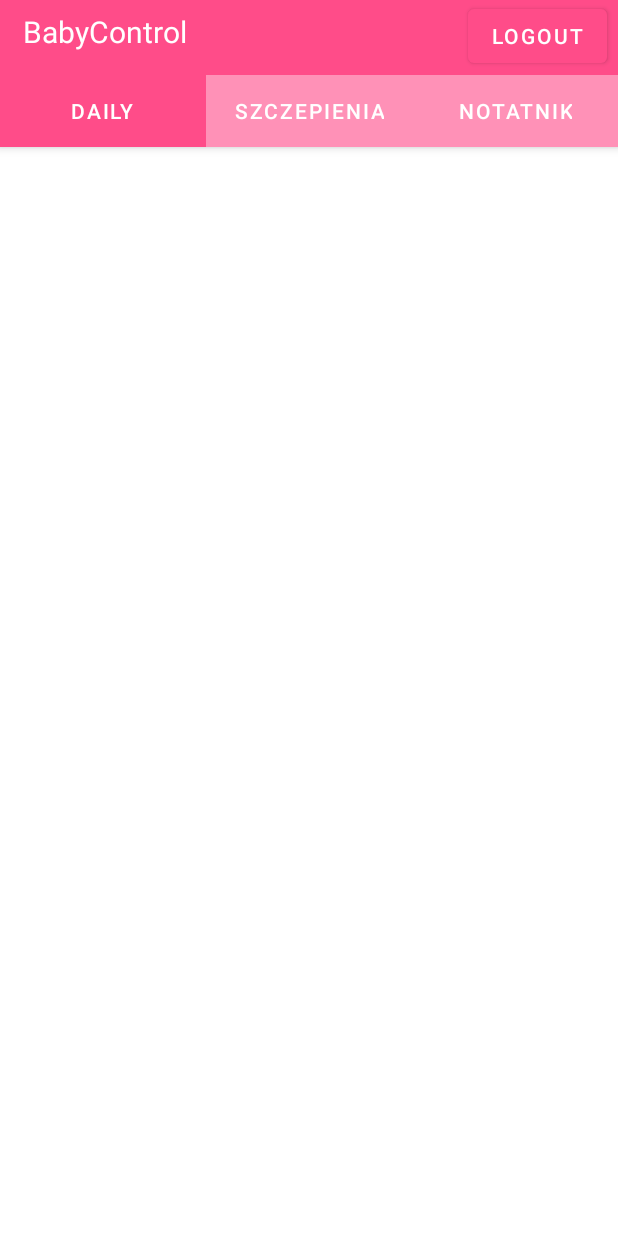
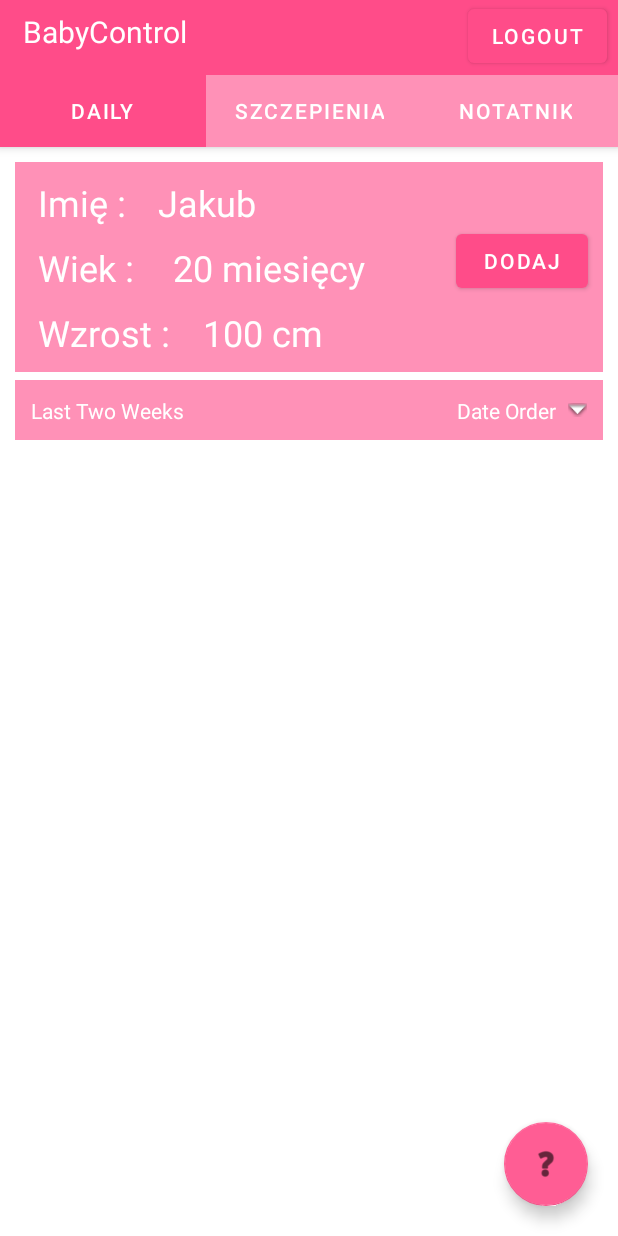
Before and after one commit to tobiaszmateusz/BabyCon, an Android app: the screen it shows after launch (MainActivity), on a phone screen of 412 x 824 dp. Run offline under Robolectric (Android 15) with nearby library versions, the phone set to English and light mode, and no system bars; our stand-ins replace Firebase (no records; nobody signed in at launch, a user with empty details on screens opened directly).

Commit message:
Commit 2
Pkt 1 założeń

```diff
--- a/app/build.gradle
+++ b/app/build.gradle
@@ -40,6 +40,8 @@ dependencies {
     implementation 'com.google.firebase:firebase-auth:20.0.3'
     implementation 'com.google.firebase:firebase-firestore:22.1.1'
     implementation 'com.google.android.gms:play-services-auth:19.0.0'
+    implementation 'androidx.lifecycle:lifecycle-extensions:2.2.0'
+    implementation 'androidx.legacy:legacy-support-v4:1.0.0'
     testImplementation 'junit:junit:4.13.2'
     androidTestImplementation 'androidx.test.ext:junit:1.1.2'
     androidTestImplementation 'androidx.test.espresso:espresso-core:3.3.0'
--- /dev/null
+++ b/app/src/main/java/com/example/babycon/Daily.java
@@ -0,0 +1,96 @@
+package com.example.babycon;
+
+import android.content.Context;
+import android.content.Intent;
+import android.os.Bundle;
+
+import androidx.annotation.Nullable;
+import androidx.fragment.app.Fragment;
+import androidx.recyclerview.widget.LinearLayoutManager;
+import androidx.recyclerview.widget.RecyclerView;
+
+import android.view.LayoutInflater;
+import android.view.View;
+import android.view.ViewGroup;
+import android.widget.ImageView;
+import android.widget.LinearLayout;
+import android.widget.TextView;
+import androidx.viewpager.widget.ViewPager;
+import androidx.appcompat.app.AppCompatActivity;
+import android.view.View;
+
+import com.google.android.material.floatingactionbutton.FloatingActionButton;
+import com.google.android.material.snackbar.Snackbar;
+import com.google.firebase.auth.FirebaseAuth;
+
+
+public class Daily extends Fragment {
+
+    Context mContext;
+    boolean isReverse;
+
+    ImageView mWeekAscOrDesc;
+    TextView mName ;
+    TextView mAge;
+    TextView mHeight;
+    LinearLayout mLinearLayout;
+    RecyclerView mRecyclerView;
+
+    @Override
+    public View onCreateView(LayoutInflater inflater, ViewGroup container,
+                             Bundle savedInstanceState) {
+        // Inflate the layout for this fragment
+        return inflater.inflate(R.layout.fragment_daily, container, false);
+
+    }
+
+    private LinearLayoutManager getReverseManager(){
+        LinearLayoutManager linearLayoutManager = new LinearLayoutManager(mContext);
+        linearLayoutManager.setReverseLayout(true);
+        linearLayoutManager.setStackFromEnd(true);
+        return linearLayoutManager;
+    }
+
+    @Override
+    public void onViewCreated(View view, @Nullable Bundle savedInstanceState) {
+        mWeekAscOrDesc = (ImageView) getView().findViewById(R.id.updownimage);
+        mLinearLayout = (LinearLayout) getView().findViewById(R.id.dateorder);
+        mName = (TextView) getView().findViewById(R.id.imie2);
+        mAge = (TextView) getView().findViewById(R.id.wiek2);
+        mHeight = (TextView) getView().findViewById(R.id.wzrost2);
+
+        mLinearLayout.setOnClickListener(new View.OnClickListener() {
+            @Override
+            public void onClick(View v) {
+                if (isReverse) {
+                    isReverse = false;
+                    mWeekAscOrDesc.setImageResource(android.R.drawable.arrow_up_float);
+                    mRecyclerView.setLayoutManager(new LinearLayoutManager(mContext));
+                } else {
+                    isReverse = true;
+                    mWeekAscOrDesc.setImageResource(android.R.drawable.arrow_down_float);
+                    mRecyclerView.setLayoutManager(getReverseManager());
+                }
+            }
+        });
+
+        FloatingActionButton fab = getView().findViewById(R.id.fab);
+        fab.setOnClickListener(new View.OnClickListener() {
+            @Override
+            public void onClick(View view) {
+                Snackbar.make(view, "Here's a Snackbar", Snackbar.LENGTH_LONG)
+                        .setAction("Action", null).show();
+
+            }
+        });
+
+        setData();
+    }
+
+
+    public void setData() {
+        mName.setText("Jakub");
+        mAge.setText("20 miesięcy");
+        mHeight.setText("100 cm");
+    }
+}
--- /dev/null
+++ b/app/src/main/java/com/example/babycon/Notatki.java
@@ -0,0 +1,64 @@
+package com.example.babycon;
+
+import android.os.Bundle;
+
+import androidx.fragment.app.Fragment;
+
+import android.view.LayoutInflater;
+import android.view.View;
+import android.view.ViewGroup;
+
+/**
+ * A simple {@link Fragment} subclass.
+ * Use the {@link Notatki#newInstance} factory method to
+ * create an instance of this fragment.
+ */
+public class Notatki extends Fragment {
+
+    // TODO: Rename parameter arguments, choose names that match
+    // the fragment initialization parameters, e.g. ARG_ITEM_NUMBER
+    private static final String ARG_PARAM1 = "param1";
+    private static final String ARG_PARAM2 = "param2";
+
+    // TODO: Rename and change types of parameters
+    private String mParam1;
+    private String mParam2;
+
+    public Notatki() {
+        // Required empty public constructor
+    }
+
+    /**
+     * Use this factory method to create a new instance of
+     * this fragment using the provided parameters.
+     *
+     * @param param1 Parameter 1.
+     * @param param2 Parameter 2.
+     * @return A new instance of fragment Notatki.
+     */
+    // TODO: Rename and change types and number of parameters
+    public static Notatki newInstance(String param1, String param2) {
+        Notatki fragment = new Notatki();
+        Bundle args = new Bundle();
+        args.putString(ARG_PARAM1, param1);
+        args.putString(ARG_PARAM2, param2);
+        fragment.setArguments(args);
+        return fragment;
+    }
+
+    @Override
+    public void onCreate(Bundle savedInstanceState) {
+        super.onCreate(savedInstanceState);
+        if (getArguments() != null) {
+            mParam1 = getArguments().getString(ARG_PARAM1);
+            mParam2 = getArguments().getString(ARG_PARAM2);
+        }
+    }
+
+    @Override
+    public View onCreateView(LayoutInflater inflater, ViewGroup container,
+                             Bundle savedInstanceState) {
+        // Inflate the layout for this fragment
+        return inflater.inflate(R.layout.fragment_notatki, container, false);
+    }
+}
--- /dev/null
+++ b/app/src/main/java/com/example/babycon/Szczepienia.java
@@ -0,0 +1,64 @@
+package com.example.babycon;
+
+import android.os.Bundle;
+
+import androidx.fragment.app.Fragment;
+
+import android.view.LayoutInflater;
+import android.view.View;
+import android.view.ViewGroup;
+
+/**
+ * A simple {@link Fragment} subclass.
+ * Use the {@link Szczepienia#newInstance} factory method to
+ * create an instance of this fragment.
+ */
+public class Szczepienia extends Fragment {
+
+    // TODO: Rename parameter arguments, choose names that match
+    // the fragment initialization parameters, e.g. ARG_ITEM_NUMBER
+    private static final String ARG_PARAM1 = "param1";
+    private static final String ARG_PARAM2 = "param2";
+
+    // TODO: Rename and change types of parameters
+    private String mParam1;
+    private String mParam2;
+
+    public Szczepienia() {
+        // Required empty public constructor
+    }
+
+    /**
+     * Use this factory method to create a new instance of
+     * this fragment using the provided parameters.
+     *
+     * @param param1 Parameter 1.
+     * @param param2 Parameter 2.
+     * @return A new instance of fragment Szczepienia.
+     */
+    // TODO: Rename and change types and number of parameters
+    public static Szczepienia newInstance(String param1, String param2) {
+        Szczepienia fragment = new Szczepienia();
+        Bundle args = new Bundle();
+        args.putString(ARG_PARAM1, param1);
+        args.putString(ARG_PARAM2, param2);
+        fragment.setArguments(args);
+        return fragment;
+    }
+
+    @Override
+    public void onCreate(Bundle savedInstanceState) {
+        super.onCreate(savedInstanceState);
+        if (getArguments() != null) {
+            mParam1 = getArguments().getString(ARG_PARAM1);
+            mParam2 = getArguments().getString(ARG_PARAM2);
+        }
+    }
+
+    @Override
+    public View onCreateView(LayoutInflater inflater, ViewGroup container,
+                             Bundle savedInstanceState) {
+        // Inflate the layout for this fragment
+        return inflater.inflate(R.layout.fragment_szczepienia, container, false);
+    }
+}
--- /dev/null
+++ b/app/src/main/java/com/example/babycon/model/BasicModel.java
@@ -0,0 +1,24 @@
+package com.example.babycon.model;
+
+public class BasicModel {
+
+    String name;
+    int age;
+    int height;
+
+    public BasicModel(String name, int age, int height) {
+        this.name = name;
+        this.age = age;
+        this.height = height;
+    }
+
+    public String getname() {
+        return name;
+    }
+
+    public int getAge() {
+        return age;
+    }
+
+    public int getHeight() { return height; }
+}
--- a/app/src/main/java/com/example/babycon/ui/main/SectionsPagerAdapter.java
+++ b/app/src/main/java/com/example/babycon/ui/main/SectionsPagerAdapter.java
@@ -8,7 +8,10 @@ import androidx.fragment.app.Fragment;
 import androidx.fragment.app.FragmentManager;
 import androidx.fragment.app.FragmentPagerAdapter;
 
+import com.example.babycon.Daily;
+import com.example.babycon.Notatki;
 import com.example.babycon.R;
+import com.example.babycon.Szczepienia;
 
 /**
  * A [FragmentPagerAdapter] that returns a fragment corresponding to
@@ -29,8 +32,19 @@ public class SectionsPagerAdapter extends FragmentPagerAdapter {
     public Fragment getItem(int position) {
         // getItem is called to instantiate the fragment for the given page.
         // Return a PlaceholderFragment (defined as a static inner class below).
-        return PlaceholderFragment.newInstance(position + 1);
+        switch (position) {
+            case 0:
+                return new Daily();
+            case 1:
+                return new Szczepienia();
+            case 3:
+                return new Notatki();
+            default:
+                return new PlaceholderFragment();
+        }
     }
+
+
 
     @Nullable
     @Override
--- /dev/null
+++ b/app/src/main/res/drawable/ic_baseline_help_24.xml
@@ -0,0 +1,5 @@
+<vector android:height="24dp" android:tint="#FF91B7"
+    android:viewportHeight="24" android:viewportWidth="24"
+    android:width="24dp" xmlns:android="http://schemas.android.com/apk/res/android">
+    <path android:fillColor="@android:color/white" android:pathData="M12,2C6.48,2 2,6.48 2,12s4.48,10 10,10 10,-4.48 10,-10S17.52,2 12,2zM13,19h-2v-2h2v2zM15.07,11.25l-0.9,0.92C13.45,12.9 13,13.5 13,15h-2v-0.5c0,-1.1 0.45,-2.1 1.17,-2.83l1.24,-1.26c0.37,-0.36 0.59,-0.86 0.59,-1.41 0,-1.1 -0.9,-2 -2,-2s-2,0.9 -2,2L8,9c0,-2.21 1.79,-4 4,-4s4,1.79 4,4c0,0.88 -0.36,1.68 -0.93,2.25z"/>
+</vector>
--- a/app/src/main/res/layout/activity_main.xml
+++ b/app/src/main/res/layout/activity_main.xml
@@ -34,6 +34,7 @@
                 android:layout_height="wrap_content"
                 android:layout_alignParentEnd="true"
                 android:layout_marginEnd="7dp"
+                android:shadowColor="@color/pink4"
                 android:text="Logout" />
         </RelativeLayout>
 
@@ -51,6 +52,10 @@
         android:id="@+id/view_pager"
         android:layout_width="match_parent"
         android:layout_height="match_parent"
-        app:layout_behavior="@string/appbar_scrolling_view_behavior" />
+        app:layout_behavior="@string/appbar_scrolling_view_behavior" >
+
+    </androidx.viewpager.widget.ViewPager>
+
+
 
 </androidx.coordinatorlayout.widget.CoordinatorLayout>
--- /dev/null
+++ b/app/src/main/res/layout/fragment_daily.xml
@@ -0,0 +1,201 @@
+<?xml version="1.0" encoding="utf-8"?>
+<FrameLayout xmlns:android="http://schemas.android.com/apk/res/android"
+    xmlns:tools="http://schemas.android.com/tools"
+    android:layout_width="match_parent"
+    android:layout_height="match_parent"
+    xmlns:app="http://schemas.android.com/apk/res-auto"
+    tools:context=".Daily">
+
+    <RelativeLayout
+        android:id="@+id/dailysteps"
+        android:layout_width="match_parent"
+        android:layout_height="140dp"
+        android:layout_marginLeft="10dp"
+        android:layout_marginTop="10dp"
+        android:layout_marginRight="10dp"
+        android:layout_centerHorizontal="true"
+        android:orientation="horizontal"
+        android:background="@color/pink3"
+        android:weightSum="2">
+
+        <TextView
+            android:id="@+id/imie"
+            android:layout_width="70dp"
+            android:layout_height="wrap_content"
+            android:layout_alignParentLeft="true"
+            android:layout_alignParentTop="true"
+            android:layout_gravity="center_vertical"
+            android:layout_marginLeft="10dp"
+            android:layout_marginTop="5dp"
+            android:layout_weight="0.8"
+            android:gravity=""
+            android:padding="5dp"
+            android:text="Imię : "
+            android:textColor="@color/white"
+            android:textSize="24sp" />
+
+        <TextView
+            android:id="@+id/imie2"
+            android:layout_width="70dp"
+            android:layout_height="wrap_content"
+            android:layout_alignParentTop="true"
+            android:layout_alignParentEnd="true"
+            android:layout_gravity="center_vertical"
+            android:layout_marginStart="10dp"
+            android:layout_marginLeft="10dp"
+            android:layout_marginTop="5dp"
+            android:layout_marginEnd="120dp"
+            android:layout_toEndOf="@+id/imie"
+            android:layout_weight="0.8"
+            android:gravity=""
+            android:padding="5dp"
+            android:text=""
+            android:textColor="@color/white"
+            android:textSize="24sp" />
+
+
+        <TextView
+            android:id="@+id/wiek"
+            android:layout_width="80dp"
+            android:layout_height="wrap_content"
+            android:layout_below="@+id/imie"
+            android:layout_alignParentLeft="true"
+            android:layout_gravity="center_vertical"
+            android:layout_marginLeft="10dp"
+            android:layout_marginTop="0dp"
+            android:layout_weight="0.8"
+            android:gravity=""
+            android:padding="5dp"
+            android:text="Wiek : "
+            android:textColor="@color/white"
+            android:textSize="24sp" />
+
+        <TextView
+            android:id="@+id/wiek2"
+            android:layout_width="70dp"
+            android:layout_height="wrap_content"
+            android:layout_alignParentEnd="true"
+            android:layout_gravity="center_vertical"
+            android:layout_marginStart="10dp"
+            android:layout_below="@id/imie2"
+            android:layout_marginEnd="120dp"
+            android:layout_toEndOf="@+id/wiek"
+            android:layout_weight="0.8"
+            android:gravity=""
+            android:padding="5dp"
+            android:text=""
+            android:textColor="@color/white"
+            android:textSize="24sp" />
+
+        <TextView
+            android:id="@+id/wzrost"
+            android:layout_width="100dp"
+            android:layout_height="wrap_content"
+            android:layout_below="@+id/wiek"
+            android:layout_alignParentStart="true"
+            android:layout_alignParentLeft="true"
+            android:layout_gravity="center_vertical"
+            android:layout_marginLeft="10dp"
+            android:layout_marginTop="0dp"
+            android:layout_weight="0.8"
+            android:gravity=""
+            android:padding="5dp"
+            android:text="Wzrost : "
+            android:textColor="@color/white"
+            android:textSize="24sp" />
+
+        <TextView
+            android:id="@+id/wzrost2"
+            android:layout_width="70dp"
+            android:layout_height="wrap_content"
+            android:layout_alignParentEnd="true"
+            android:layout_gravity="center_vertical"
+            android:layout_marginStart="10dp"
+            android:layout_marginEnd="120dp"
+            android:layout_below="@id/wiek2"
+            android:layout_toEndOf="@+id/wzrost"
+            android:layout_weight="0.8"
+            android:gravity=""
+            android:padding="5dp"
+            android:text=""
+            android:textColor="@color/white"
+            android:textSize="24sp" />
+
+
+        <Button
+            android:id="@+id/button4"
+            android:layout_width="wrap_content"
+            android:layout_height="wrap_content"
+            android:layout_alignParentEnd="true"
+            android:layout_alignParentBottom="true"
+            android:layout_marginEnd="10dp"
+            android:layout_marginBottom="50dp"
+            android:height="20dp"
+            android:text="Dodaj" />
+    </RelativeLayout>
+
+    <RelativeLayout
+        android:id="@+id/representer"
+        android:layout_width="match_parent"
+        android:layout_height="40dp"
+        android:layout_marginLeft="10dp"
+        android:layout_marginRight="10dp"
+        android:layout_marginTop="155dp"
+        android:layout_centerHorizontal="true"
+        android:orientation="horizontal"
+        android:background="@color/pink3"
+        android:weightSum="2">
+
+        <TextView
+            android:id="@+id/last_two"
+            android:layout_width="260dp"
+            android:layout_height="wrap_content"
+            android:layout_margin="5dp"
+            android:layout_weight="1"
+            android:padding="5dp"
+            android:textColor="@color/white"
+            android:text="Last Two Weeks"/>
+
+        <LinearLayout
+            android:id="@+id/dateorder"
+            android:layout_width="match_parent"
+            android:layout_height="wrap_content"
+            android:layout_alignParentRight="true"
+            android:layout_toRightOf="@id/last_two"
+            android:layout_weight="1"
+            android:padding="5dp"
+            android:layout_marginRight="5dp"
+            android:orientation="horizontal"
+            android:weightSum="2">
+
+            <TextView
+                android:layout_width="match_parent"
+                android:layout_height="wrap_content"
+                android:layout_margin="5dp"
+                android:layout_weight="1"
+                android:textColor="@color/white"
+                android:textAlignment="textEnd"
+                android:gravity="end"
+                android:text="Date Order " />
+
+            <ImageView
+                android:id="@+id/updownimage"
+                android:layout_width="25dp"
+                android:layout_height="wrap_content"
+                android:layout_weight="1"
+                android:layout_gravity="center_vertical"
+                android:src="@android:drawable/arrow_down_float"/>
+        </LinearLayout>
+    </RelativeLayout>
+
+
+    <com.google.android.material.floatingactionbutton.FloatingActionButton
+        android:id="@+id/fab"
+        android:layout_width="wrap_content"
+        android:layout_height="wrap_content"
+        android:layout_gravity="bottom|right"
+        android:layout_margin="20dp"
+        app:fabSize="auto"
+        app:srcCompat="@android:drawable/ic_menu_help"
+        />
+</FrameLayout>
--- a/app/src/main/res/layout/fragment_main.xml
+++ b/app/src/main/res/layout/fragment_main.xml
@@ -20,4 +20,6 @@
         tools:layout_constraintLeft_creator="1"
         tools:layout_constraintTop_creator="1" />
 
+
+
 </androidx.constraintlayout.widget.ConstraintLayout>
--- /dev/null
+++ b/app/src/main/res/layout/fragment_notatki.xml
@@ -0,0 +1,14 @@
+<?xml version="1.0" encoding="utf-8"?>
+<FrameLayout xmlns:android="http://schemas.android.com/apk/res/android"
+    xmlns:tools="http://schemas.android.com/tools"
+    android:layout_width="match_parent"
+    android:layout_height="match_parent"
+    tools:context=".Notatki">
+
+    <!-- TODO: Update blank fragment layout -->
+    <TextView
+        android:layout_width="match_parent"
+        android:layout_height="match_parent"
+        android:text="@string/hello_blank_fragment" />
+
+</FrameLayout>
--- /dev/null
+++ b/app/src/main/res/layout/fragment_szczepienia.xml
@@ -0,0 +1,14 @@
+<?xml version="1.0" encoding="utf-8"?>
+<FrameLayout xmlns:android="http://schemas.android.com/apk/res/android"
+    xmlns:tools="http://schemas.android.com/tools"
+    android:layout_width="match_parent"
+    android:layout_height="match_parent"
+    tools:context=".Szczepienia">
+
+    <!-- TODO: Update blank fragment layout -->
+    <TextView
+        android:layout_width="match_parent"
+        android:layout_height="match_parent"
+        android:text="@string/hello_blank_fragment" />
+
+</FrameLayout>
--- a/app/src/main/res/values/strings.xml
+++ b/app/src/main/res/values/strings.xml
@@ -4,4 +4,6 @@
     <string name="tab_text_2">Szczepienia</string>
     <string name="tab_text_3">Notatnik</string>
     <string name="descrioption">Great to know!</string>
+    <!-- TODO: Remove or change this placeholder text -->
+    <string name="hello_blank_fragment">Hello blank fragment</string>
 </resources>
```
Also changed, not shown: app/src/main/java/com/example/babycon/MainActivity.java (+13 -7 lines), app/src/main/res/drawable-v24/ic_launcher.png (added).
